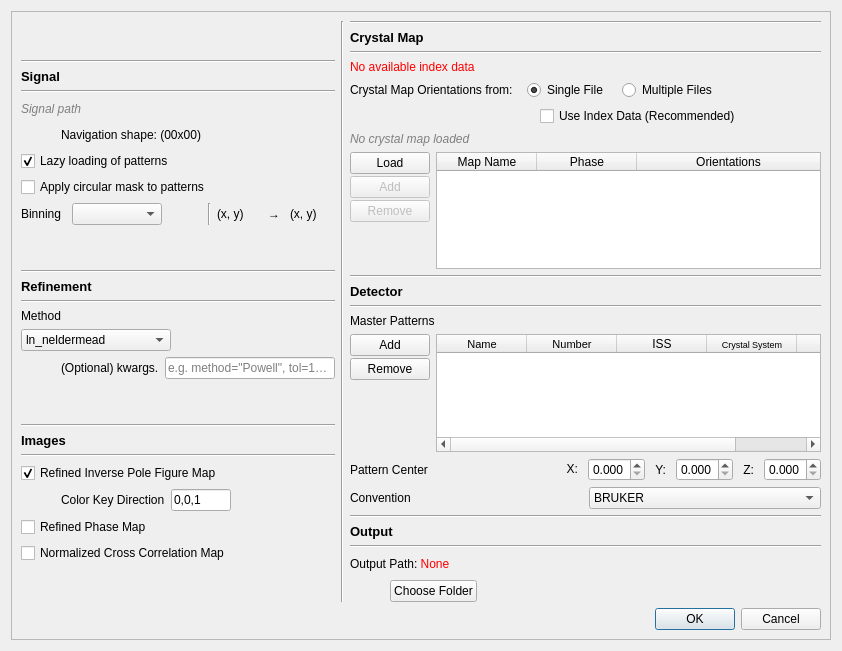
The window that ui/refine_setup.ui (EBSP-Indexer/EBSP-Indexer) describes before a commit, drawn with Qt 5.
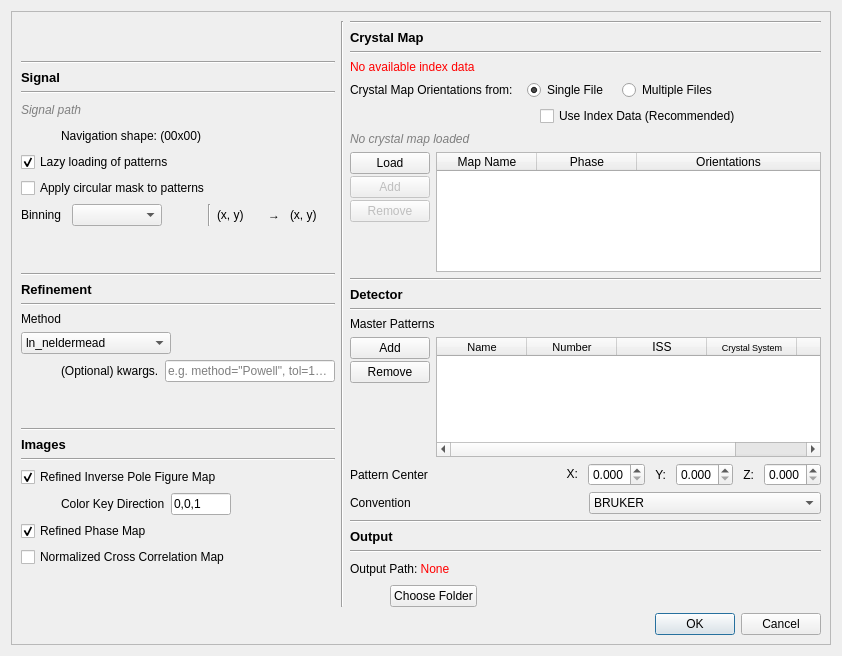
The same window after the commit.

Diff of the .ui file:
```diff
--- a/ui/refine_setup.ui
+++ b/ui/refine_setup.ui
@@ -7,7 +7,7 @@
     <x>0</x>
     <y>0</y>
     <width>842</width>
-    <height>651</height>
+    <height>656</height>
    </rect>
   </property>
   <property name="windowTitle">
@@ -52,7 +52,6 @@
             <property name="font">
              <font>
               <pointsize>10</pointsize>
-              <weight>75</weight>
               <bold>true</bold>
              </font>
             </property>
@@ -262,7 +261,6 @@
           <property name="font">
            <font>
             <pointsize>10</pointsize>
-            <weight>75</weight>
             <bold>true</bold>
            </font>
           </property>
@@ -408,7 +406,6 @@
           <property name="font">
            <font>
             <pointsize>10</pointsize>
-            <weight>75</weight>
             <bold>true</bold>
            </font>
           </property>
@@ -514,6 +511,9 @@
           <property name="text">
            <string>Refined Phase Map</string>
           </property>
+          <property name="checked">
+           <bool>true</bool>
+          </property>
          </widget>
         </item>
         <item>
@@ -874,7 +874,6 @@
           <property name="font">
            <font>
             <pointsize>10</pointsize>
-            <weight>75</weight>
             <bold>true</bold>
            </font>
           </property>
@@ -969,7 +968,6 @@
              <property name="font">
               <font>
                <pointsize>8</pointsize>
-               <weight>50</weight>
                <bold>false</bold>
               </font>
              </property>
@@ -981,7 +979,6 @@
              <property name="font">
               <font>
                <pointsize>8</pointsize>
-               <weight>50</weight>
                <bold>false</bold>
               </font>
              </property>
@@ -1184,7 +1181,6 @@
           <property name="font">
            <font>
             <pointsize>10</pointsize>
-            <weight>75</weight>
             <bold>true</bold>
            </font>
           </property>
```
Left out of the diff: 2 changed lines with no effect on the pictures.
